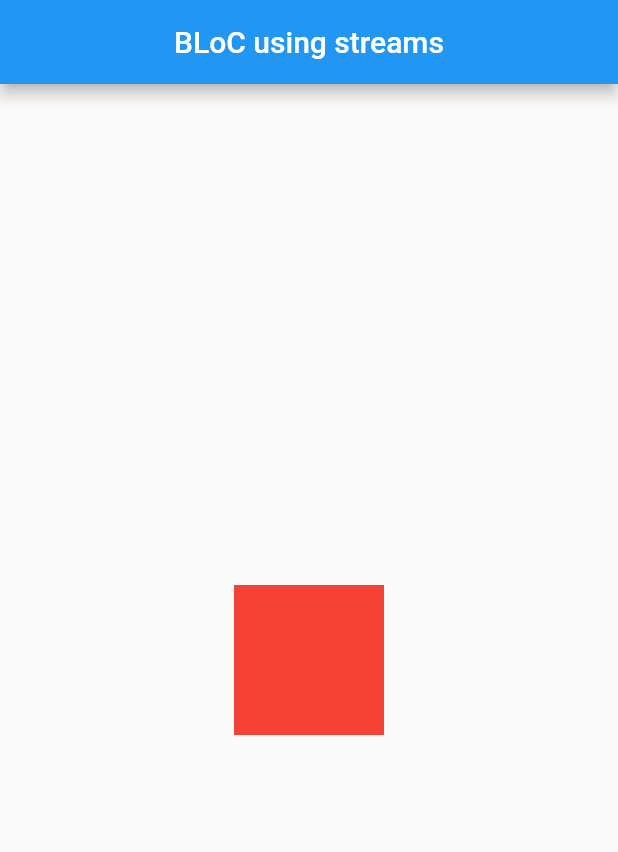
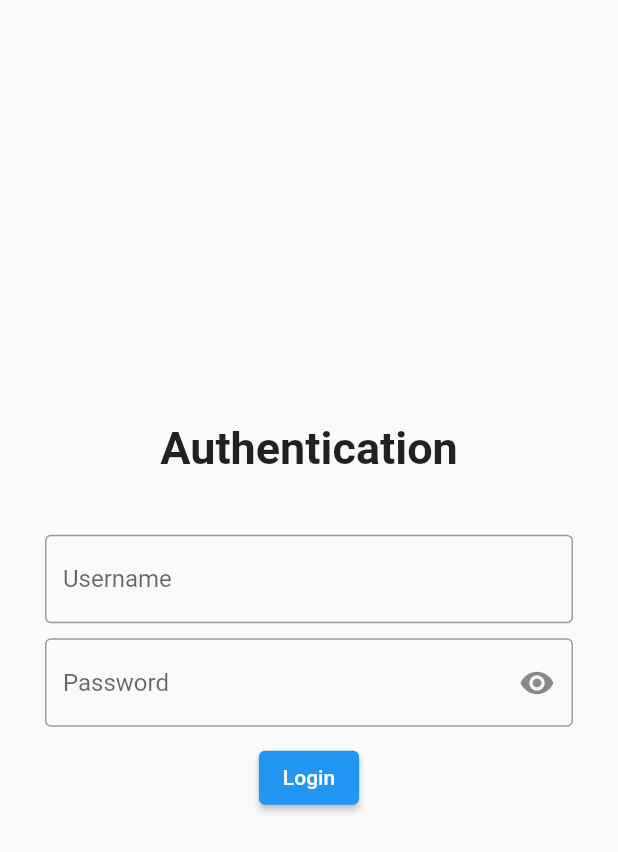
Before and after one commit to andronix1/eljur_students, a Flutter app: the screen it shows after launch, on a phone screen of 412 x 824 dp. Shown: the top 852 px of the screen. Run offline on Flutter 3.47's test engine with Material 2 defaults, Android fonts, the light colour scheme and no system bars; our stand-ins replace dartz, flutter_bloc, get_it, sembast; missing offline and left inert: dart:ffi.

Commit message:
Auth page implementation
implemented presentation and data layer for auth

```diff
--- a/lib/features/eljur_auth/domain/repositories/accounts_repository.dart
+++ b/lib/features/eljur_auth/domain/repositories/accounts_repository.dart
@@ -5,7 +5,7 @@ import 'package:eljur_students/features/eljur_auth/domain/entities/account_entit
 abstract class AccountsRepository {
   Future<Either<Failure, AccountEntity>> getCurrentAccount();
   Future<Either<Failure, AccountEntity>> login(AuthInfo authInfo);
-  Future<Either<Failure, AccountEntity>> logout();
+  Future<Either<Failure, void>> logout();
   Future<Either<Failure, List<AccountEntity>>> getLocalAccounts();
-  Future<Either<Failure, AccountEntity>> deleteAccount(int id);
+  Future<Either<Failure, void>> deleteAccount(String id);
 }
--- a/lib/features/eljur_auth/domain/usecases/login_usecase.dart
+++ b/lib/features/eljur_auth/domain/usecases/login_usecase.dart
@@ -8,7 +8,7 @@ import '../entities/account_entity.dart';
 class LoginParams {
   final AuthInfo authInfo;
 
-  LoginParams(this.authInfo);
+  LoginParams({required this.authInfo});
 }
 
 class LoginUseCase implements UseCase<AccountEntity, LoginParams> {
--- a/lib/features/eljur_auth/domain/usecases/logout_usecase.dart
+++ b/lib/features/eljur_auth/domain/usecases/logout_usecase.dart
@@ -3,16 +3,14 @@ import 'package:dartz/dartz.dart';
 import 'package:eljur_students/core/usecases/usecase.dart';
 import 'package:eljur_students/features/eljur_auth/domain/repositories/accounts_repository.dart';
 
-import '../entities/account_entity.dart';
-
 class LogoutParams {}
 
-class LogoutUseCase implements UseCase<AccountEntity, LogoutParams> {
+class LogoutUseCase implements UseCase<void, LogoutParams> {
   final AccountsRepository accountsRepository;
 
   LogoutUseCase({required this.accountsRepository});
 
   @override
-  Future<Either<Failure, AccountEntity>> call(LogoutParams params) =>
+  Future<Either<Failure, void>> call(LogoutParams params) =>
       accountsRepository.logout();
 }
--- /dev/null
+++ b/lib/features/eljur_auth/presentation/bloc/auth_event.dart
@@ -0,0 +1,10 @@
+part of 'auth_bloc.dart';
+
+@immutable
+abstract class AuthEvent {}
+
+class AuthLoginEvent extends AuthEvent {
+  final AuthInfo authInfo;
+
+  AuthLoginEvent({required this.authInfo});
+}
--- /dev/null
+++ b/lib/features/eljur_auth/presentation/bloc/auth_state.dart
@@ -0,0 +1,14 @@
+part of 'auth_bloc.dart';
+
+@immutable
+abstract class AuthState {}
+
+class AuthInitial extends AuthState {}
+
+class AuthDataLoading extends AuthState {}
+
+class AuthDataLoaded extends AuthState {}
+
+class AuthDataInvalidCredentialsError extends AuthState {}
+
+class AuthDataServerError extends AuthState {}
--- /dev/null
+++ b/lib/features/eljur_auth/presentation/pages/auth_page.dart
@@ -0,0 +1,87 @@
+import 'package:eljur_students/dependency_injection.dart';
+import 'package:eljur_students/features/eljur_auth/domain/entities/account_entity.dart';
+import 'package:eljur_students/features/eljur_auth/presentation/bloc/auth_bloc.dart';
+import 'package:eljur_students/features/eljur_auth/presentation/widgets/password_input.dart';
+import 'package:flutter/material.dart';
+import 'package:flutter_bloc/flutter_bloc.dart';
+
+class AuthPage extends StatefulWidget {
+  const AuthPage({super.key});
+
+  @override
+  State<AuthPage> createState() => _AuthPageState();
+}
+
+class _AuthPageState extends State<AuthPage> {
+  String username = '', password = '';
+
+  @override
+  Widget build(BuildContext context) {
+    return Scaffold(
+      body: SafeArea(
+        child: BlocProvider(
+          create: (context) => AuthBloc(loginUseCase: sl()),
+          child: Padding(
+            padding: const EdgeInsets.all(30),
+            child: BlocBuilder<AuthBloc, AuthState>(
+              builder: (context, state) {
+                return Column(
+                  mainAxisAlignment: MainAxisAlignment.center,
+                  children: [
+                    const Text(
+                      'Authentication',
+                      style:
+                          TextStyle(fontSize: 30, fontWeight: FontWeight.bold),
+                    ),
+                    const SizedBox(height: 40),
+                    TextField(
+                      decoration: const InputDecoration(
+                        border: OutlineInputBorder(),
+                        hintText: 'Username',
+                      ),
+                      onChanged: (value) => username = value,
+                    ),
+                    const SizedBox(height: 10),
+                    PasswordInput(
+                      onChanged: (value) => password = value,
+                      hintText: 'Password',
+                    ),
+                    const SizedBox(height: 10),
+                    if (state is AuthDataInvalidCredentialsError)
+                      const Text(
+                        'invalid credentials',
+                        style: TextStyle(color: Colors.red),
+                      ),
+                    if (state is AuthDataServerError)
+                      const Text(
+                        'server error',
+                        style: TextStyle(color: Colors.red),
+                      ),
+                    if (state is AuthDataLoaded)
+                      const Text(
+                        'authenticated)',
+                        style: TextStyle(color: Colors.green),
+                      ),
+                    ElevatedButton(
+                      onPressed: () => BlocProvider.of<AuthBloc>(context).add(
+                        AuthLoginEvent(
+                          authInfo: AuthInfo(
+                            username: username,
+                            password: password,
+                          ),
+                        ),
+                      ),
+                      child: state is AuthDataLoading
+                          ? const CircularProgressIndicator()
+                          : const Text('Login'),
+                    )
+                  ],
+                );
+              },
+            ),
+          ),
+        ),
+      ),
+    );
+  }
+}
--- /dev/null
+++ b/lib/features/eljur_auth/presentation/widgets/password_input.dart
@@ -0,0 +1,32 @@
+import 'package:flutter/material.dart';
+
+class PasswordInput extends StatefulWidget {
+  final Function(String)? onChanged;
+  final String hintText;
+
+  const PasswordInput({super.key, this.onChanged, required this.hintText});
+
+  @override
+  State<PasswordInput> createState() => _PasswordInputState();
+}
+
+class _PasswordInputState extends State<PasswordInput> {
+  bool hidePassword = true;
+
+  @override
+  Widget build(BuildContext context) {
+    return TextField(
+      decoration: InputDecoration(
+          border: const OutlineInputBorder(),
+          hintText: 'Password',
+          suffixIcon: GestureDetector(
+            child: Icon(hidePassword ? Icons.visibility : Icons.visibility_off),
+            onTap: () => setState(() => hidePassword = !hidePassword),
+          )),
+      obscureText: hidePassword,
+      enableSuggestions: false,
+      autocorrect: false,
+      onChanged: widget.onChanged,
+    );
+  }
+}
--- a/lib/main.dart
+++ b/lib/main.dart
@@ -1,7 +1,10 @@
+import 'package:eljur_students/dependency_injection.dart' as di;
+import 'package:eljur_students/features/eljur_auth/presentation/pages/auth_page.dart';
 import 'package:flutter/material.dart';
 
-void main() {
+void main() async {
   WidgetsFlutterBinding.ensureInitialized();
+  await di.init();
   runApp(const MyApp());
 }
 
@@ -15,34 +18,7 @@ class MyApp extends StatelessWidget {
       theme: ThemeData(
         primarySwatch: Colors.blue,
       ),
-      home: const HomePage(),
+      home: const AuthPage(),
     );
   }
 }
-
-class HomePage extends StatefulWidget {
-  const HomePage({super.key});
-
-  @override
-  State<HomePage> createState() => _MyHomePageState();
-}
-
-class _MyHomePageState extends State<HomePage> {
-  @override
-  Widget build(BuildContext context) {
-    return Scaffold(
-      appBar: AppBar(
-        title: const Text('BLoC using streams'),
-        centerTitle: true,
-      ),
-      body: Center(
-        child: AnimatedContainer(
-          width: 100,
-          height: 100,
-          duration: const Duration(milliseconds: 500),
-          color: Colors.red,
-        ),
-      ),
-    );
-  }
-}
```
Also changed, not shown: lib/core/eljur/eljur_uri_former.dart (added, +21 -0 lines), lib/dependency_injection.dart (added, +41 -0 lines), lib/features/eljur_auth/data/datasources/accounts_local_data_source.dart (+36 -2 lines), lib/features/eljur_auth/data/datasources/accounts_remote_data_source.dart (+42 -2 lines), lib/features/eljur_auth/data/models/account_model.dart (+71 -0 lines), lib/features/eljur_auth/data/repositories/accounts_repository.dart (+12 -8 lines), lib/features/eljur_auth/domain/entities/account_entity.dart (+6 -4 lines), lib/features/eljur_auth/domain/usecases/delete_account_usecase.dart (+5 -8 lines), lib/features/eljur_auth/presentation/bloc/auth_bloc.dart (added, +29 -0 lines), pubspec.yaml (+7 -0 lines), pubspec.lock, 1 other file.
